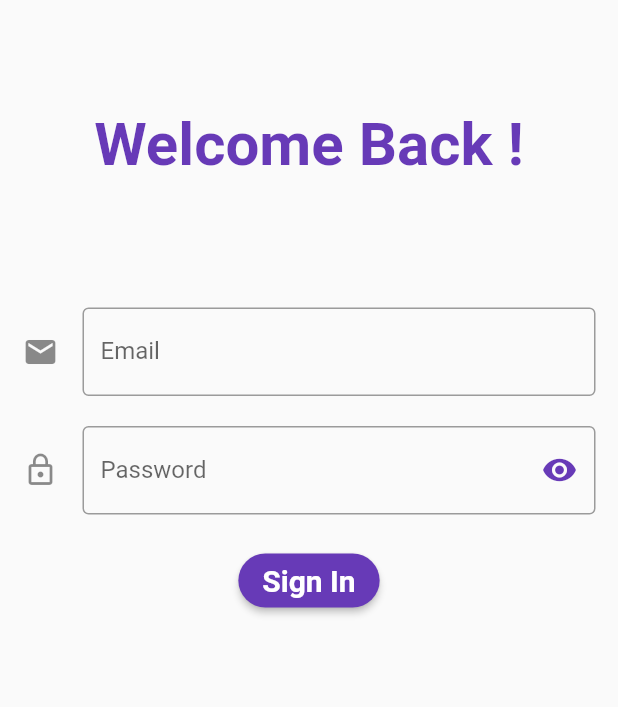
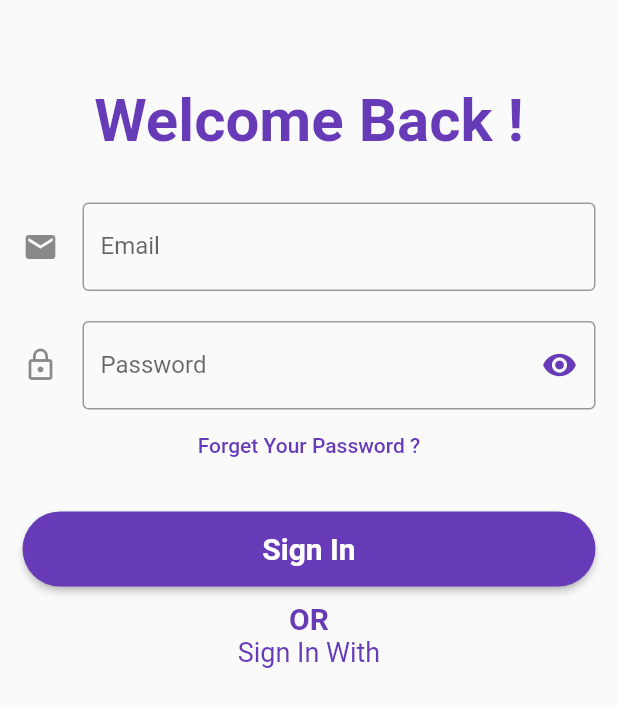
Before and after one commit to ahmedkotb3/AllFlutter, a Flutter app: the screen it shows after launch, after a tap on "Sign In", on a phone screen of 412 x 824 dp. Shown: the top 707 px of the screen. Run offline on Flutter 3.47's test engine with Material 2 defaults, Android fonts, the phone set to English and light mode, and no system bars.

Commit message:
GeneralColors

```diff
--- a/lib/Providers/DataProvider.dart
+++ b/lib/Providers/DataProvider.dart
@@ -1,5 +1,13 @@
 import 'package:flutter/material.dart';
 import 'package:flutter/cupertino.dart';
 class DataProvider with ChangeNotifier{
+ Color primary=Colors.deepPurple;
+ bool securePassword=true;
 
+set setPassword(bool check){
+securePassword=check;
+notifyListeners();
+ }
+
+ bool get getPassword=>securePassword;
 }
--- a/lib/Screens/login.dart
+++ b/lib/Screens/login.dart
@@ -7,9 +7,9 @@ class LoginPage extends StatefulWidget {
 }
 
 class _LoginPageState extends State<LoginPage> {
-  String email,password;
+
   Color danger=Colors.deepPurple;
-  TextEditingController emailController = new TextEditingController();
+   TextEditingController emailController,passwordController = new TextEditingController();
   @override
   Widget build(BuildContext context) {
     return ChangeNotifierProvider(
@@ -25,13 +25,13 @@ class _LoginPageState extends State<LoginPage> {
                     Text(
                       'Welcome Back !',
                       style: TextStyle(
-                          color: Colors.deepPurple,
+                          color: DataProvider().primary,
                           fontWeight: FontWeight.bold,
                           fontSize: 40,
-                          height: 3),
+                          height: 2.5),
                       textAlign: TextAlign.center,
                     ),
-                    SizedBox(height: 70,),
+                    SizedBox(height: 20,),
                     Consumer<DataProvider>(
                       builder: (context, stateManager, _) => TextFormField(
                         decoration: InputDecoration(
@@ -41,9 +41,7 @@ class _LoginPageState extends State<LoginPage> {
                         ),
                         controller: emailController,
                         onSaved: (value) {
-                          setState(() {
-                           email=value;
-                          });
+
                         },
                       ),
                     ),
@@ -51,8 +49,9 @@ class _LoginPageState extends State<LoginPage> {
                       height: 20,
                     ),
                     Consumer<DataProvider>(
-                      builder: (context, stateManager, _) => TextFormField(
-                        obscureText: true,
+                      builder: (context, dataProvider, _) => TextFormField(
+                        obscureText: dataProvider.securePassword,
+                        controller: passwordController,
                         decoration: InputDecoration(
                           border: OutlineInputBorder(),
                           labelText: 'Password',
@@ -73,26 +72,42 @@ class _LoginPageState extends State<LoginPage> {
                                 danger=Colors.deepPurple;
                                });
                              }
-// bool viewHide =
-//     stateManager.mypassword == true ? false : true;
-// stateManager.mypassword = viewHide;
-// viewHide==false?danger.red:danger.blue;
+                                bool viewHide =
+                                dataProvider.securePassword == true ? false : true;
+                                dataProvider.securePassword = viewHide;
                             },
                           ),
                         ),
+
                         onSaved: (value) {},
                       ),
                     ),
+                     FlatButton(child: Text("Forget Your Password ?",style: TextStyle(color: DataProvider().primary),),
+                      onPressed: (){},),
                     SizedBox(height: 20,),
-                    RaisedButton(
+
+                    ButtonTheme(
+                      minWidth: double.infinity,
+                      height: 50.0,
+                        child: RaisedButton(
                         shape: RoundedRectangleBorder(borderRadius: BorderRadius.circular(30.0)),
-                      onPressed: (){print(emailController.text);},
+                        onPressed: (){
+                          // print(emailController.text);
+                          print(emailController.text);
+
+                          emailController.clear();
+                          },
                         child: Text("Sign In",style: TextStyle(
                           color: Colors.white,
                           fontWeight: FontWeight.bold,
                           fontSize: 20),
                           ),
-                      color: Colors.deepPurple,)
+                        color: DataProvider().primary),
+                    ),
+                    SizedBox(height: 10,),
+                    Text('OR',style: TextStyle(color: DataProvider().primary,fontSize:20,fontWeight: FontWeight.bold),),
+                    Text('Sign In With',style: TextStyle(color: DataProvider().primary,fontSize:18),),
+
                   ],
                 ),
               ),
--- a/lib/main.dart
+++ b/lib/main.dart
@@ -1,5 +1,6 @@
 import 'package:flutter/material.dart';
 import './Screens/login.dart';
+import './Providers/DataProvider.dart';
 void main() => runApp(MyApp());
 
 class MyApp extends StatelessWidget {
@@ -8,7 +9,7 @@ class MyApp extends StatelessWidget {
     return MaterialApp(
       title: 'Flutter Demo',
       theme: ThemeData(
-        primarySwatch: Colors.deepPurple,
+        primarySwatch:DataProvider().primary,
       ),
       home: LoginPage(),
     );
```
Lines whose indentation alone changed are shown as unchanged.
